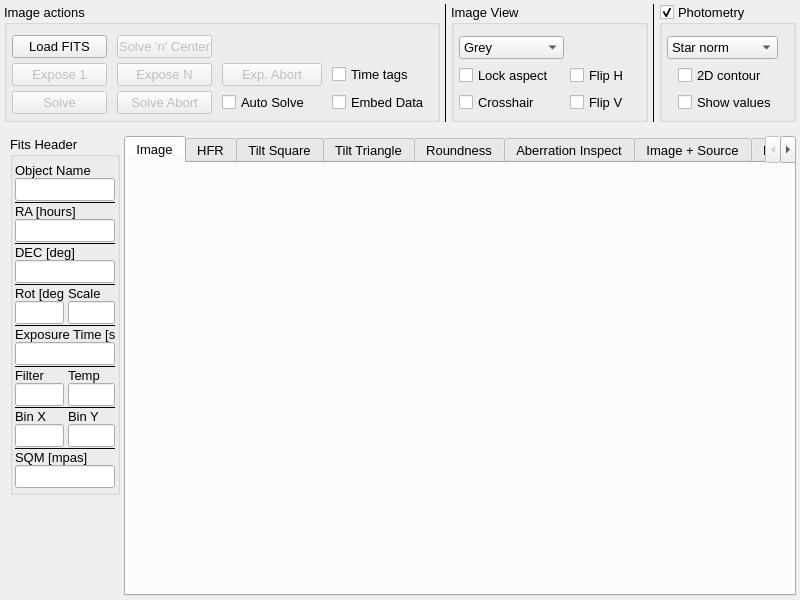
Old version of the form mw4/gui/widgets/image.ui in the repository mworion/MountWizzard4.
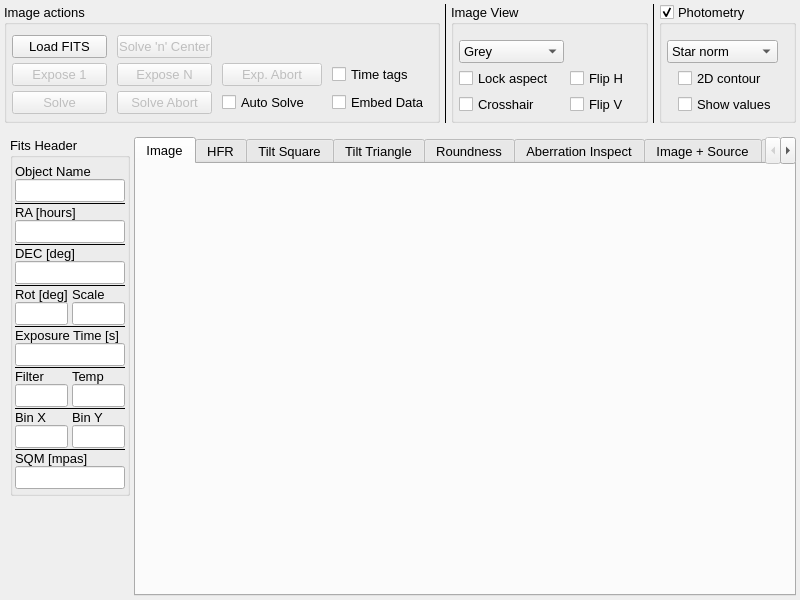
New version of the form. Custom widgets are drawn as their Qt base class.

Commit message: fourth step

Diff of the .ui file:
```diff
--- a/mw4/gui/widgets/image.ui
+++ b/mw4/gui/widgets/image.ui
@@ -280,7 +280,7 @@
          <number>5</number>
         </property>
         <property name="topMargin">
-         <number>10</number>
+         <number>15</number>
         </property>
         <property name="rightMargin">
          <number>15</number>
@@ -410,7 +410,7 @@
          <number>5</number>
         </property>
         <property name="topMargin">
-         <number>10</number>
+         <number>15</number>
         </property>
         <property name="rightMargin">
          <number>15</number>
@@ -540,7 +540,7 @@
       <widget class="QGroupBox" name="headerGroup">
        <property name="minimumSize">
         <size>
-         <width>110</width>
+         <width>120</width>
          <height>0</height>
         </size>
        </property>
```
The commit also changes 2 other files.
